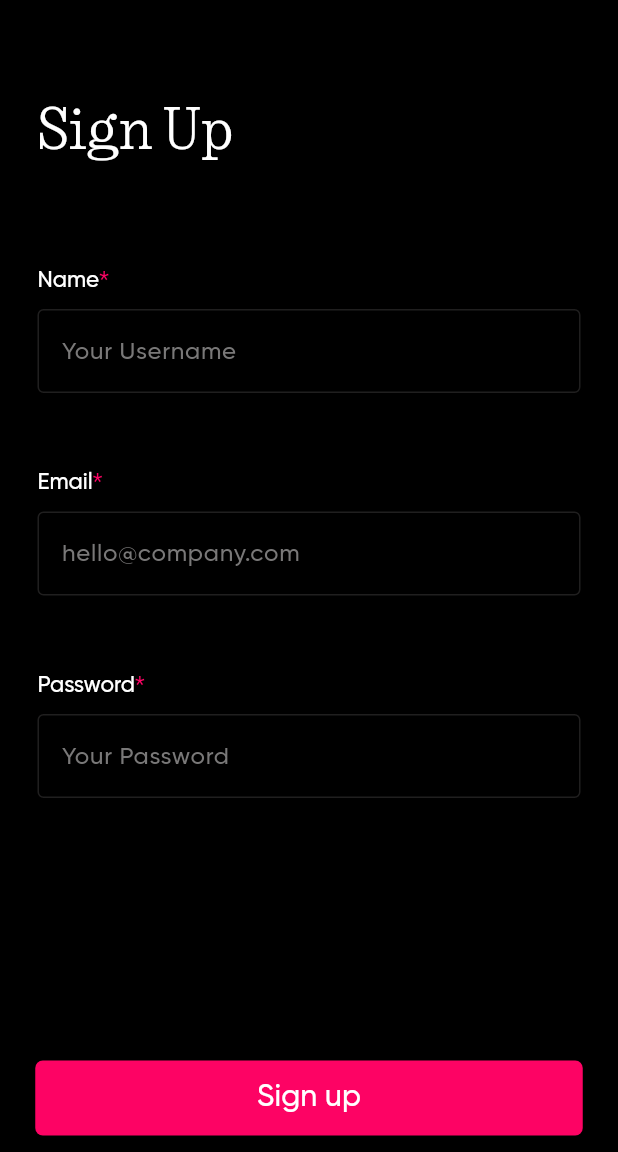
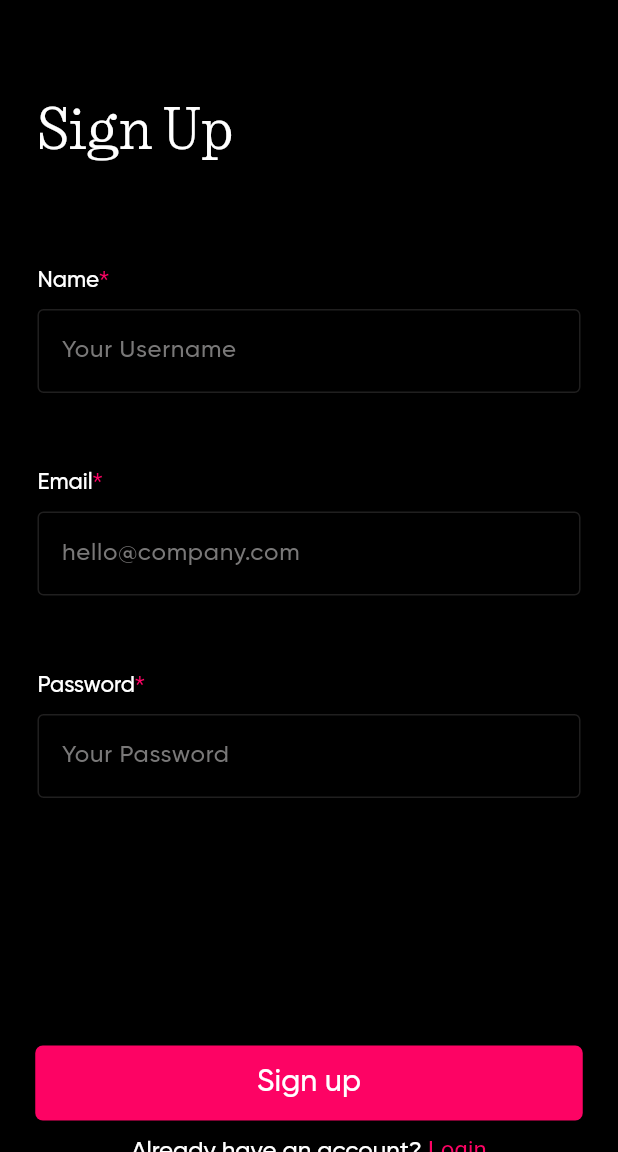
Before and after one commit to chaitanyak175/Harmoniq, a Flutter app: the screen it shows after launch, on a phone screen of 412 x 824 dp, the part 84-1236 px from its top. Run offline on Flutter 3.47's test engine with Material 3 defaults, Android fonts, the phone set to English and light mode, and no system bars; our stand-ins replace loading_animation_widget; missing offline and left inert: flutter_displaymode.

Commit message:
made a few adjustments to the ui

```diff
--- a/client/lib/features/auth/view/pages/signup_page.dart
+++ b/client/lib/features/auth/view/pages/signup_page.dart
@@ -3,8 +3,6 @@ import 'package:client/core/theme/app_pallete.dart';
 import 'package:client/features/auth/view/widgets/email_username_textfield.dart';
 import 'package:client/features/auth/view/widgets/password_textfield.dart';
 import 'package:client/features/auth/view/widgets/signup_button.dart';
-import 'package:flutter/foundation.dart';
-import 'package:flutter/gestures.dart';
 import 'package:flutter/material.dart';
 
 class SignupPage extends StatefulWidget {
@@ -138,7 +136,7 @@ class _SignupPageState extends State<SignupPage> {
             ),
             Padding(
               padding: const EdgeInsets.only(left: 25, right: 25),
-              child: Emailpasswordtextfield(
+              child: EmailUsernameTextfield(
                 controller: _nameController,
                 text: 'Your Username',
               ),
@@ -173,7 +171,7 @@ class _SignupPageState extends State<SignupPage> {
             ),
             Padding(
               padding: const EdgeInsets.only(left: 25, right: 25),
-              child: Emailpasswordtextfield(
+              child: EmailUsernameTextfield(
                 controller: _emailController,
                 text: 'hello@company.com',
               ),
@@ -231,7 +229,7 @@ class _SignupPageState extends State<SignupPage> {
               ),
             ),
             const SizedBox(
-              height: 130,
+              height: 120,
             ),
             Center(
               child: SizedBox(
--- a/client/lib/features/auth/view/widgets/email_username_textfield.dart
+++ b/client/lib/features/auth/view/widgets/email_username_textfield.dart
@@ -1,20 +1,20 @@
 import 'package:client/core/theme/app_pallete.dart';
 import 'package:flutter/material.dart';
 
-class Emailpasswordtextfield extends StatefulWidget {
+class EmailUsernameTextfield extends StatefulWidget {
   final TextEditingController controller;
   final String text;
-  const Emailpasswordtextfield({
+  const EmailUsernameTextfield({
     super.key,
     required this.controller,
     required this.text,
   });
 
   @override
-  State<Emailpasswordtextfield> createState() => _EmailpasswordtextfieldState();
+  State<EmailUsernameTextfield> createState() => _EmailUsernameTextfieldState();
 }
 
-class _EmailpasswordtextfieldState extends State<Emailpasswordtextfield> {
+class _EmailUsernameTextfieldState extends State<EmailUsernameTextfield> {
   @override
   Widget build(BuildContext context) {
     return TextField(
@@ -22,6 +22,7 @@ class _EmailpasswordtextfieldState extends State<Emailpasswordtextfield> {
       keyboardType: TextInputType.text,
       style: const TextStyle(
         color: AppPallete.whiteColor,
+        fontFamily: 'Gilroy',
       ),
       onTapOutside: (PointerDownEvent event) {
         FocusManager.instance.primaryFocus?.unfocus();
--- a/client/lib/features/auth/view/widgets/password_textfield.dart
+++ b/client/lib/features/auth/view/widgets/password_textfield.dart
@@ -36,6 +36,7 @@ class _PasswordtextfieldState extends State<Passwordtextfield> {
       keyboardType: TextInputType.visiblePassword,
       style: const TextStyle(
         color: AppPallete.whiteColor,
+        fontFamily: 'Gilroy',
       ),
       onChanged: (value) {
         setState(() {
--- a/client/pubspec.yaml
+++ b/client/pubspec.yaml
@@ -82,13 +82,9 @@ flutter:
     - family: Nothing
       fonts:
         - asset: fonts/Nothing.ttf
-  #       - asset: fonts/Schyler-Italic.ttf
-  #         style: italic
     - family: Gilroy
       fonts:
         - asset: fonts/Gilroy-Medium.ttf
-
-
     - family: Lovelace
       fonts:
         - asset: fonts/Lovelace-Italic.ttf
```
